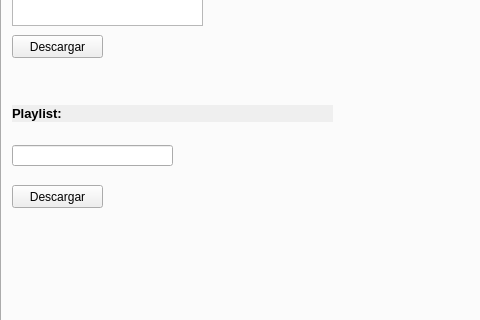
Old version of the form interfazMain.ui in the repository safteinzz/SFTools; both pictures show x 0 to 480 and y 90 to 410 of the 616 by 526 pixel window.
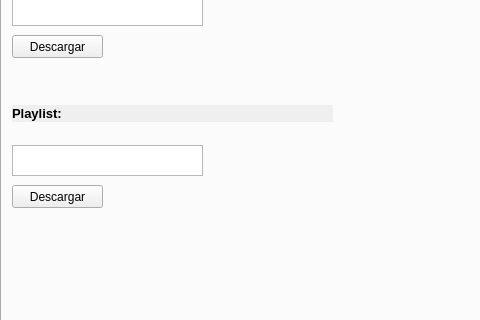
New version of the form.

Commit message: Descargar playlists a mp3

Patch:
```diff
--- a/interfazMain.ui
+++ b/interfazMain.ui
@@ -301,28 +301,6 @@
          <set>Qt::AlignLeading|Qt::AlignLeft|Qt::AlignVCenter</set>
         </property>
        </widget>
-       <widget class="QLineEdit" name="lECarpetaBorrar_4">
-        <property name="enabled">
-         <bool>true</bool>
-        </property>
-        <property name="geometry">
-         <rect>
-          <x>10</x>
-          <y>200</y>
-          <width>161</width>
-          <height>21</height>
-         </rect>
-        </property>
-        <property name="focusPolicy">
-         <enum>Qt::NoFocus</enum>
-        </property>
-        <property name="text">
-         <string/>
-        </property>
-        <property name="readOnly">
-         <bool>true</bool>
-        </property>
-       </widget>
        <widget class="QLabel" name="lPlaylists">
         <property name="geometry">
          <rect>
@@ -360,6 +338,16 @@
          </rect>
         </property>
        </widget>
+       <widget class="QTextEdit" name="tEPlaylistBajar">
+        <property name="geometry">
+         <rect>
+          <x>10</x>
+          <y>200</y>
+          <width>191</width>
+          <height>31</height>
+         </rect>
+        </property>
+       </widget>
       </widget>
       <widget class="QWidget" name="tab">
        <attribute name="title">
```
Left out of the diff: 2 changed lines with no effect on the pictures. The commit also changes 1 other file.
